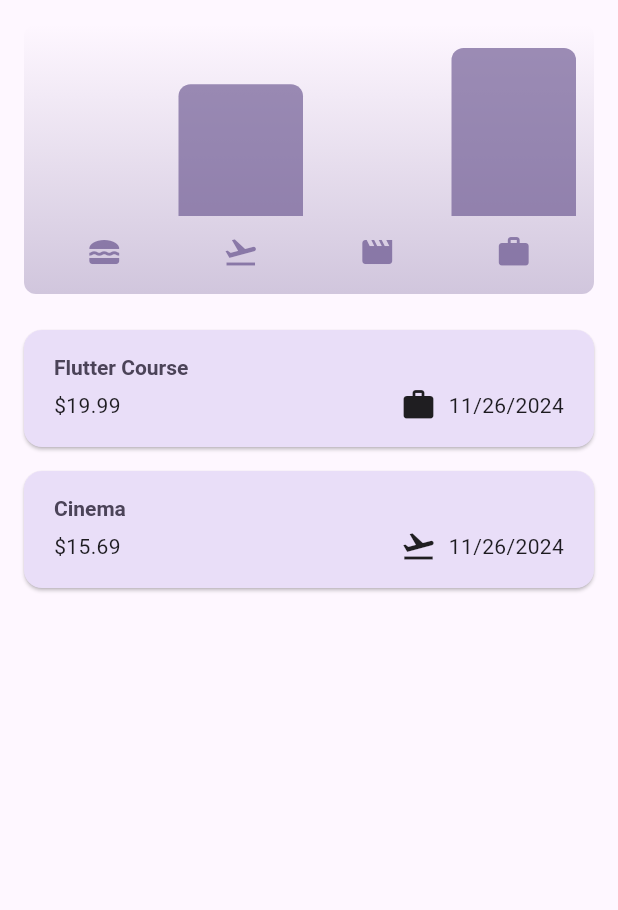
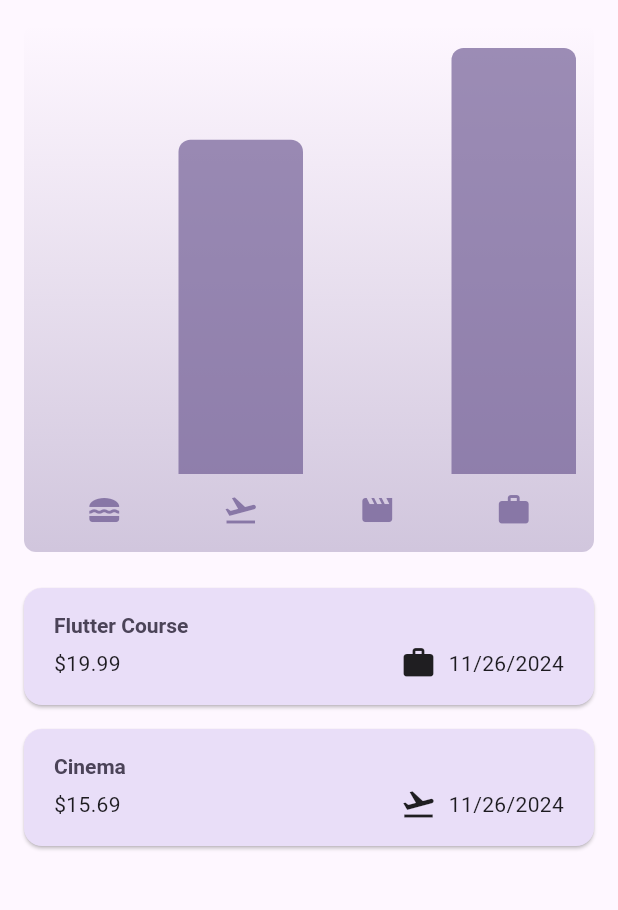
Before and after one commit to zzz-icy/expense_tracker_flutter_advanced, a Flutter app: the screen it shows after launch, on a phone screen of 412 x 824 dp, the part 84-994 px from its top. Run offline on Flutter 3.47's test engine with Material 3 defaults, Android fonts, the phone set to English and light mode, and no system bars.

Commit message:
device orientation and UI update on available space

```diff
--- a/lib/main.dart
+++ b/lib/main.dart
@@ -7,6 +7,10 @@ var kDarkColorScheme = ColorScheme.fromSeed(
     brightness: Brightness.dark,
     seedColor: const Color.fromARGB(255, 5, 99, 125));
 void main() {
+  //* This is required to make sure that locking the orientation and then running the app works as intended.
+  // WidgetsFlutterBinding.ensureInitialized();
+  // SystemChrome.setPreferredOrientations([DeviceOrientation.portraitUp])
+  //     .then((fn) {
   runApp(
     MaterialApp(
       darkTheme: ThemeData.dark().copyWith(
@@ -43,4 +47,5 @@ void main() {
       home: const Expenses(),
     ),
   );
+  // });
 }
--- a/lib/widgets/chart/chart.dart
+++ b/lib/widgets/chart/chart.dart
@@ -38,7 +38,8 @@ class Chart extends StatelessWidget {
         vertical: 16,
         horizontal: 8,
       ),
-      width: double.infinity,
+      width: double
+          .infinity, // will get trouble when it is a direct child of an widget that also has infinity, e.g. Row, can be wrapped into Expanded
       height: 180,
       decoration: BoxDecoration(
         borderRadius: BorderRadius.circular(8),
--- a/lib/widgets/expenses.dart
+++ b/lib/widgets/expenses.dart
@@ -65,6 +65,7 @@ class _ExpensesState extends State<Expenses> {
 
   @override
   Widget build(BuildContext context) {
+    final width = MediaQuery.of(context).size.width;
     Widget mainContent = const Center(
       child: Text("No expenses found. Start finding some"),
     );
@@ -83,12 +84,19 @@ class _ExpensesState extends State<Expenses> {
               onPressed: _openAddExpenseOverlay, icon: const Icon(Icons.add)),
         ],
       ),
-      body: Column(
-        children: [
-          Chart(expenses: _registeredExpenses),
-          Expanded(child: mainContent),
-        ],
-      ),
+      body: width < 600
+          ? Column(
+              children: [
+                Expanded(child: Chart(expenses: _registeredExpenses)),
+                Expanded(child: mainContent),
+              ],
+            )
+          : Row(
+              children: [
+                Expanded(child: Chart(expenses: _registeredExpenses)),
+                Expanded(child: mainContent),
+              ],
+            ),
     );
   }
 }
--- a/pubspec.yaml
+++ b/pubspec.yaml
@@ -2,7 +2,7 @@ name: expense_tracker_advanced_flutter
 description: "A new Flutter project."
 # The following line prevents the package from being accidentally published to
 # pub.dev using `flutter pub publish`. This is preferred for private packages.
-publish_to: 'none' # Remove this line if you wish to publish to pub.dev
+publish_to: "none" # Remove this line if you wish to publish to pub.dev
 
 # The following defines the version and build number for your application.
 # A version number is three numbers separated by dots, like 1.2.43
@@ -21,7 +21,7 @@ version: 1.0.0+1
 environment:
   sdk: ^3.5.4
 
-# Dependencies specify other packages that your package needs in order to work.
+# Dependencies other packages that your package needs in order to work.
 # To automatically upgrade your package dependencies to the latest versions
 # consider running `flutter pub upgrade --major-versions`. Alternatively,
 # dependencies can be manually updated by changing the version numbers below to
@@ -30,7 +30,6 @@ environment:
 dependencies:
   flutter:
     sdk: flutter
-
 
   # The following adds the Cupertino Icons font to your application.
   # Use with the CupertinoIcons class for iOS style icons.
@@ -54,7 +53,6 @@ dev_dependencies:
 
 # The following section is specific to Flutter packages.
 flutter:
-
   # The following line ensures that the Material Icons font is
   # included with your application, so that you can use the icons in
   # the material Icons class.
```
